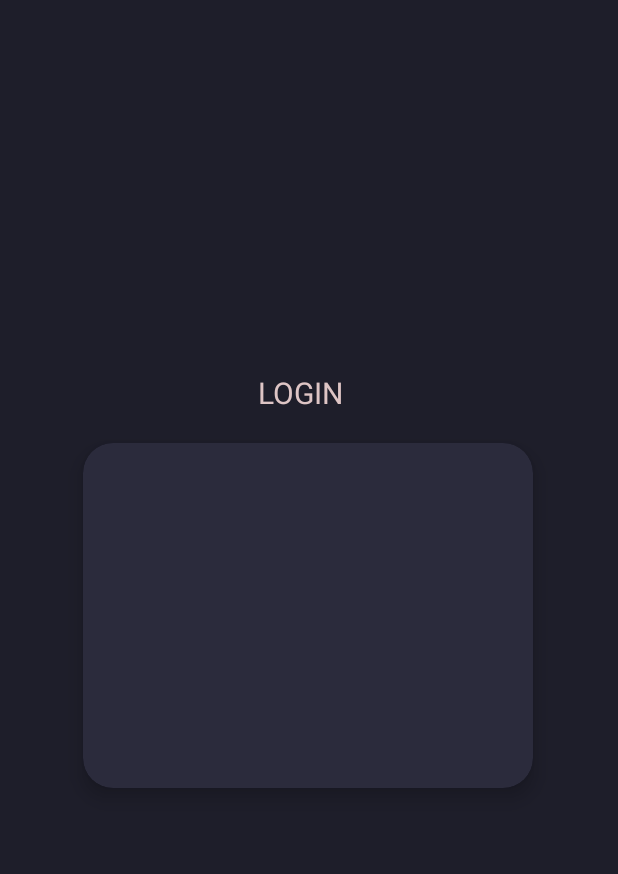
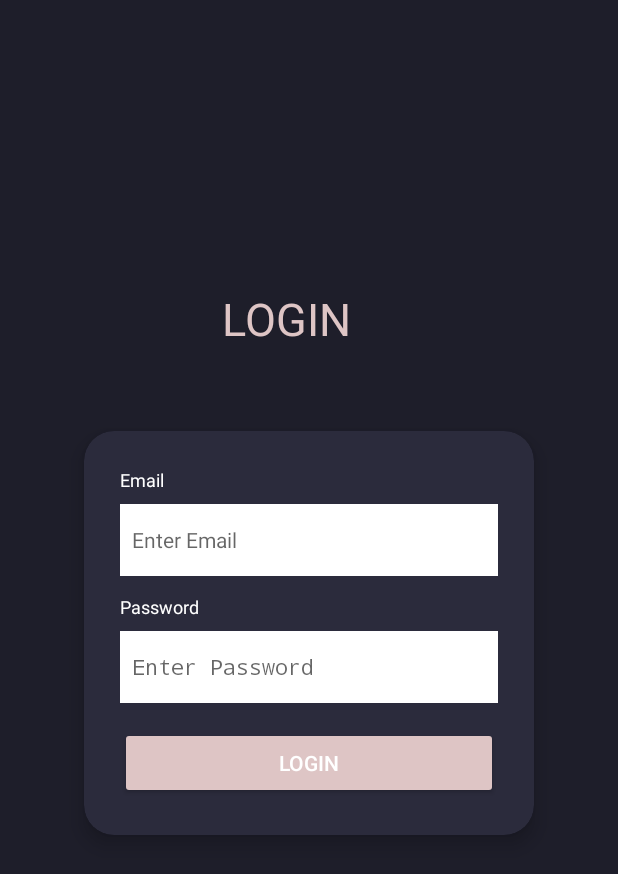
Before and after one commit to Menhaz36/Evolve, an Android app built with Jetpack Compose: the layout activity_login.xml on its own in the app's theme, with its tools: preview values and no code run, on a phone screen of 412 x 824 dp. Shown: the top 874 px of the screen. Run offline under Robolectric (Android 15) with nearby library versions, the light colour scheme and no system bars.

Commit message:
Login page complete ..saari raat soya nhi subha mujhe sone do neend puri hui nhi khwaab pure hone do tor ......

```diff
--- /dev/null
+++ b/app/src/main/res/drawable/textbox_email.xml
@@ -0,0 +1,8 @@
+<?xml version="1.0" encoding="utf-8"?>
+<shape xmlns:android="http://schemas.android.com/apk/res/android"
+    android:shape="rectangle">
+    <stroke android:width="1dp" android:color="#FFFFFF"/>
+    <solid android:color="@color/white"/>
+
+
+</shape>
--- a/app/src/main/res/layout/activity_login.xml
+++ b/app/src/main/res/layout/activity_login.xml
@@ -10,43 +10,96 @@
 
     <TextView
         android:id="@+id/logintext"
-        android:layout_width="62dp"
-        android:layout_height="27dp"
-        android:layout_marginStart="172dp"
-        android:layout_marginTop="248dp"
+        android:layout_width="wrap_content"
+        android:layout_height="wrap_content"
+        android:layout_marginStart="148dp"
+        android:layout_marginTop="192dp"
         android:text="LOGIN"
         android:textColor="@color/login_text"
-        android:textSize="20sp"
+        android:textSize="30sp"
         app:layout_constraintStart_toStartOf="parent"
         app:layout_constraintTop_toTopOf="parent" />
 
     <androidx.cardview.widget.CardView
         android:layout_width="300dp"
-        android:layout_height="230dp"
+        android:layout_height="wrap_content"
         android:layout_marginTop="20dp"
         app:cardBackgroundColor="@color/login_box"
         app:cardCornerRadius="20dp"
         app:cardElevation="8dp"
         app:layout_constraintBottom_toBottomOf="parent"
         app:layout_constraintEnd_toEndOf="parent"
-        app:layout_constraintHorizontal_bias="0.495"
         app:layout_constraintStart_toStartOf="parent"
-        app:layout_constraintTop_toBottomOf="@id/logintext"
-        app:layout_constraintVertical_bias="0.001">
+        app:layout_constraintTop_toTopOf="parent">
 
+        <androidx.constraintlayout.widget.ConstraintLayout
+            android:layout_width="match_parent"
+            android:layout_height="match_parent"
+            android:padding="24dp">
 
+            <TextView
+                android:id="@+id/textViewEmail"
+                android:layout_width="wrap_content"
+                android:layout_height="wrap_content"
+                android:text="Email"
+                android:textColor="@color/white"
+                android:textSize="12sp"
+                app:layout_constraintStart_toStartOf="parent"
+                app:layout_constraintTop_toTopOf="parent" />
 
+            <EditText
+                android:id="@+id/editTextEmail"
+                android:layout_width="0dp"
+                android:layout_height="wrap_content"
+                android:layout_marginTop="8dp"
+                android:background="@drawable/textbox_email"
+                android:hint="Enter Email"
+                android:paddingStart="8dp"
+                android:textSize="14sp"
+                app:layout_constraintEnd_toEndOf="parent"
+                app:layout_constraintStart_toStartOf="parent"
+                app:layout_constraintTop_toBottomOf="@id/textViewEmail"
+                android:minHeight="48dp"/>
 
-    <LinearLayout
-        android:layout_width="300dp"
-        android:layout_height="230dp"
-        android:orientation="vertical"
-        android:padding="24dp"
-        tools:layout_editor_absoluteX="77dp"
-        tools:layout_editor_absoluteY="325dp">
+            <TextView
+                android:id="@+id/textViewPassword"
+                android:layout_width="wrap_content"
+                android:layout_height="wrap_content"
+                android:layout_marginTop="12dp"
+                android:text="Password"
+                android:textColor="@color/white"
+                android:textSize="12sp"
+                app:layout_constraintStart_toStartOf="parent"
+                app:layout_constraintTop_toBottomOf="@id/editTextEmail" />
 
-        </LinearLayout>
+            <EditText
+                android:id="@+id/editTextPassword"
+                android:layout_width="0dp"
+                android:layout_height="wrap_content"
+                android:layout_marginTop="8dp"
+                android:background="@drawable/textbox_email"
+                android:hint="Enter Password"
+                android:inputType="textPassword"
+                android:paddingStart="8dp"
+                android:textSize="14sp"
+                app:layout_constraintEnd_toEndOf="parent"
+                app:layout_constraintStart_toStartOf="parent"
+                app:layout_constraintTop_toBottomOf="@id/textViewPassword"
+                android:minHeight="48dp"/>
+
+            <Button
+                android:id="@+id/btnLogin"
+                android:layout_width="0dp"
+                android:layout_height="wrap_content"
+                android:layout_marginTop="16dp"
+                android:backgroundTint="@color/login_text"
+                android:text="Login"
+                android:textColor="@color/white"
+                app:layout_constraintEnd_toEndOf="parent"
+                app:layout_constraintStart_toStartOf="parent"
+                app:layout_constraintTop_toBottomOf="@id/editTextPassword" />
+
+        </androidx.constraintlayout.widget.ConstraintLayout>
     </androidx.cardview.widget.CardView>
 
-
 </androidx.constraintlayout.widget.ConstraintLayout>
```
Lines whose indentation alone changed are shown as unchanged.
